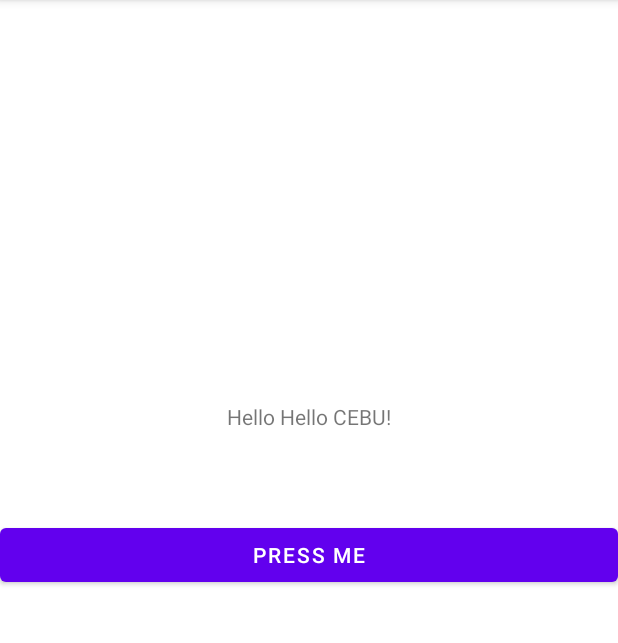
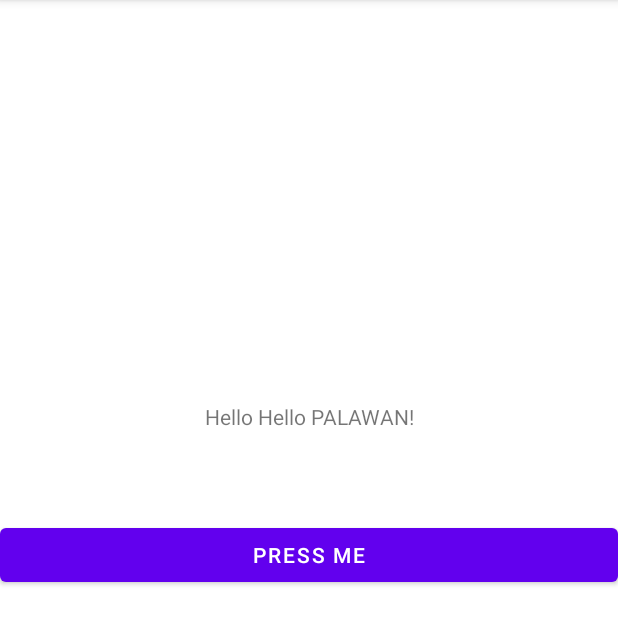
Before and after one commit to Marc-Colina/GitProject, an Android app: the screen it shows after launch (MainActivity), on a phone screen of 412 x 824 dp, the part 84-727 px from its top. Run offline under Robolectric (Android 15) with nearby library versions, the phone set to English and light mode, and no system bars.

```diff
--- a/app/src/main/res/layout/activity_main.xml
+++ b/app/src/main/res/layout/activity_main.xml
@@ -11,7 +11,7 @@
         android:layout_width="wrap_content"
         android:layout_height="wrap_content"
         android:layout_marginTop="268dp"
-        android:text="Hello Hello CEBU!"
+        android:text="Hello Hello PALAWAN!"
         app:layout_constraintEnd_toEndOf="parent"
         app:layout_constraintStart_toStartOf="parent"
         app:layout_constraintTop_toTopOf="parent" />
```
